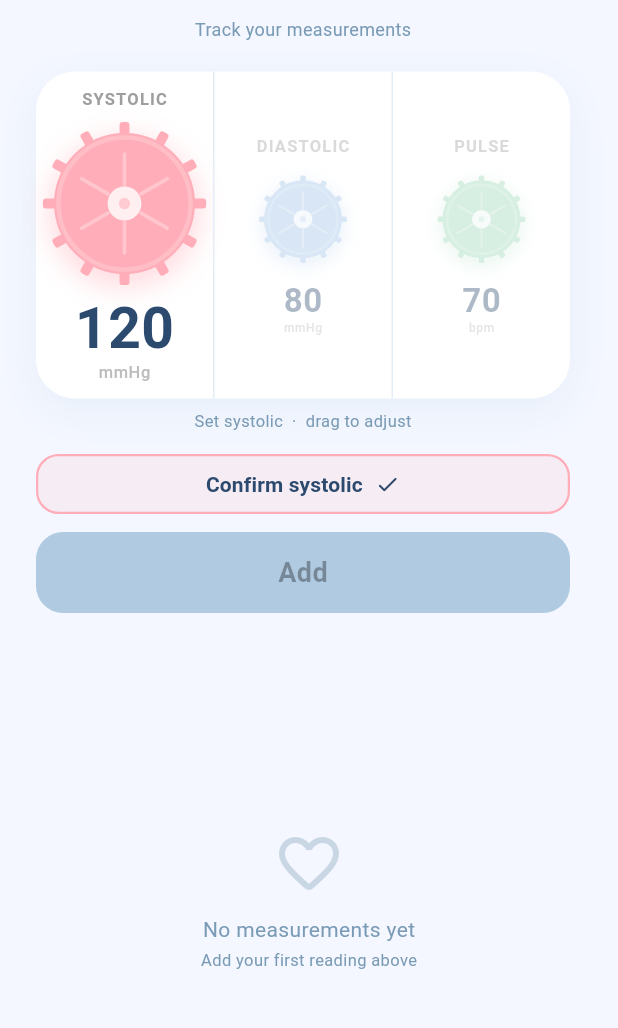
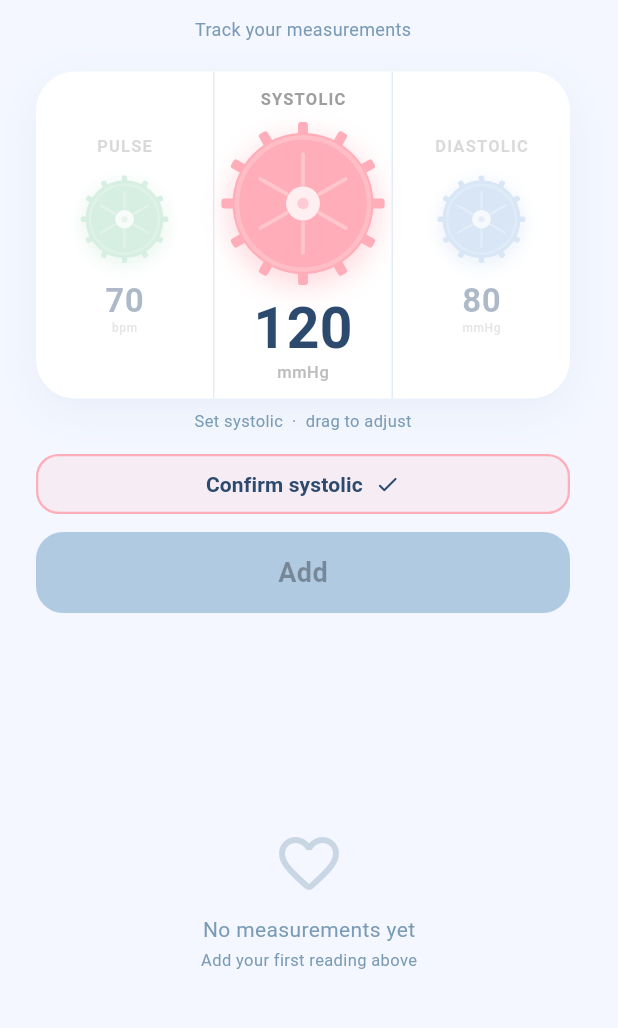
Before and after one commit to baryth/flutter-heartLog, a Flutter app: the screen it shows after launch, on a phone screen of 412 x 824 dp, the part 77-1105 px from its top. Run offline on Flutter 3.47's test engine with Material 3 defaults, Android fonts, the phone set to English and light mode, and no system bars; our stand-ins replace sqflite; accounts and stored records are empty.

Commit message:
adding rotation between knobs

```diff
--- a/lib/screens/home_screen.dart
+++ b/lib/screens/home_screen.dart
@@ -90,7 +90,7 @@ class _HomeScreenState extends State<HomeScreen> {
     _loadMeasurements();
   }
 
-  Widget _buildKnob(int knobStep) {
+  Widget _buildKnob(int knobIndex, {required bool active}) {
     const labels = ['SYSTOLIC', 'DIASTOLIC', 'PULSE'];
     const units = ['mmHg', 'mmHg', 'bpm'];
     const colors = [_gearSystolic, _gearDiastolic, _gearPulse];
@@ -102,25 +102,18 @@ class _HomeScreenState extends State<HomeScreen> {
       (int v) => setState(() => _diastolic = v),
       (int v) => setState(() => _pulse = v),
     ];
-    final isActive = _step == knobStep;
-    return TweenAnimationBuilder<double>(
-      tween: Tween<double>(end: isActive ? 100.0 : 58.0),
-      duration: const Duration(milliseconds: 380),
-      curve: Curves.easeInOutCubic,
-      builder: (_, gearSize, _) => AnimatedOpacity(
-        opacity: isActive ? 1.0 : 0.38,
-        duration: const Duration(milliseconds: 300),
-        child: GearKnob(
-          label: labels[knobStep],
-          unit: units[knobStep],
-          value: values[knobStep],
-          min: mins[knobStep],
-          max: maxs[knobStep],
-          gearColor: colors[knobStep],
-          gearSize: gearSize,
-          enabled: isActive,
-          onChanged: callbacks[knobStep],
-        ),
+    return Opacity(
+      opacity: active ? 1.0 : 0.38,
+      child: GearKnob(
+        label: labels[knobIndex],
+        unit: units[knobIndex],
+        value: values[knobIndex],
+        min: mins[knobIndex],
+        max: maxs[knobIndex],
+        gearColor: colors[knobIndex],
+        gearSize: active ? 100.0 : 58.0,
+        enabled: active,
+        onChanged: callbacks[knobIndex],
       ),
     );
   }
@@ -193,11 +186,53 @@ class _HomeScreenState extends State<HomeScreen> {
                         child: Row(
                           crossAxisAlignment: CrossAxisAlignment.center,
                           children: [
-                            Expanded(child: Center(child: _buildKnob(0))),
+                            // Left: always the knob "behind" the active one (circular)
+                            Expanded(
+                              child: Center(
+                                child: AnimatedSwitcher(
+                                  duration: const Duration(milliseconds: 280),
+                                  child: SizedBox(
+                                    key: ValueKey('l$_step'),
+                                    child: _buildKnob(
+                                      _step >= 3 ? 0 : (_step + 2) % 3,
+                                      active: false,
+                                    ),
+                                  ),
+                                ),
+                              ),
+                            ),
                             Container(width: 1, height: 218, color: _divider),
-                            Expanded(child: Center(child: _buildKnob(1))),
+                            // Center: always the active knob
+                            Expanded(
+                              child: Center(
+                                child: AnimatedSwitcher(
+                                  duration: const Duration(milliseconds: 280),
+                                  child: SizedBox(
+                                    key: ValueKey('c$_step'),
+                                    child: _buildKnob(
+                                      _step >= 3 ? 1 : _step,
+                                      active: _step < 3,
+                                    ),
+                                  ),
+                                ),
+                              ),
+                            ),
                             Container(width: 1, height: 218, color: _divider),
-                            Expanded(child: Center(child: _buildKnob(2))),
+                            // Right: always the knob "ahead" of the active one (circular)
+                            Expanded(
+                              child: Center(
+                                child: AnimatedSwitcher(
+                                  duration: const Duration(milliseconds: 280),
+                                  child: SizedBox(
+                                    key: ValueKey('r$_step'),
+                                    child: _buildKnob(
+                                      _step >= 3 ? 2 : (_step + 1) % 3,
+                                      active: false,
+                                    ),
+                                  ),
+                                ),
+                              ),
+                            ),
                           ],
                         ),
                       ),
```
